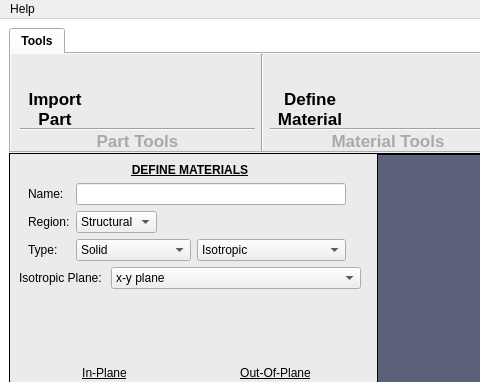
Above: python/EVPFFT-GUI/evpfft_gui/EVPFFT_GUI.ui from lanl/Fierro before the change; both pictures show x 0 to 480 and y 0 to 382 of the 1022 by 832 pixel window. Below: the same form after it.
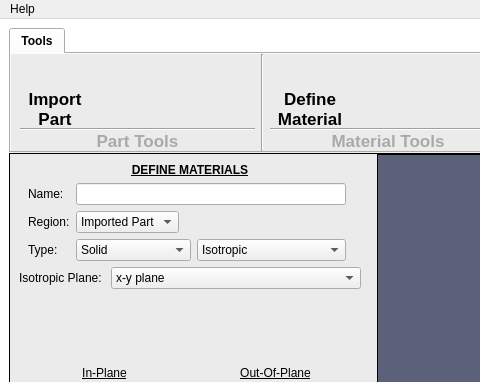
That is the form after the change. Icons and pictures are not drawn.

Commit message: Added homogenization capabilites using evpfft_gui conda env

```diff
--- a/python/EVPFFT-GUI/evpfft_gui/EVPFFT_GUI.ui
+++ b/python/EVPFFT-GUI/evpfft_gui/EVPFFT_GUI.ui
@@ -1348,7 +1348,7 @@
                 <widget class="QComboBox" name="INRegion">
                  <item>
                   <property name="text">
-                   <string>Structural</string>
+                   <string>Imported Part</string>
                   </property>
                  </item>
                  <item>
```
The commit also changes 2 other files.
